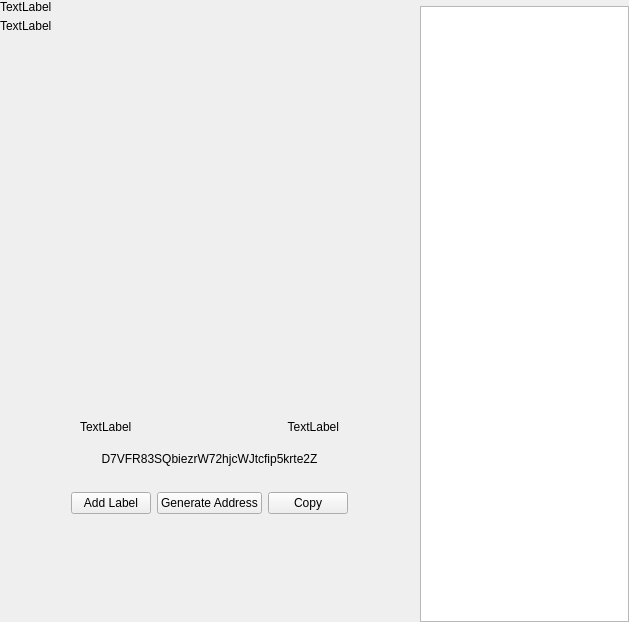
VitaeTeam/Vitae, file src/qt/vitae/forms/receivewidget.ui: the form before one commit.
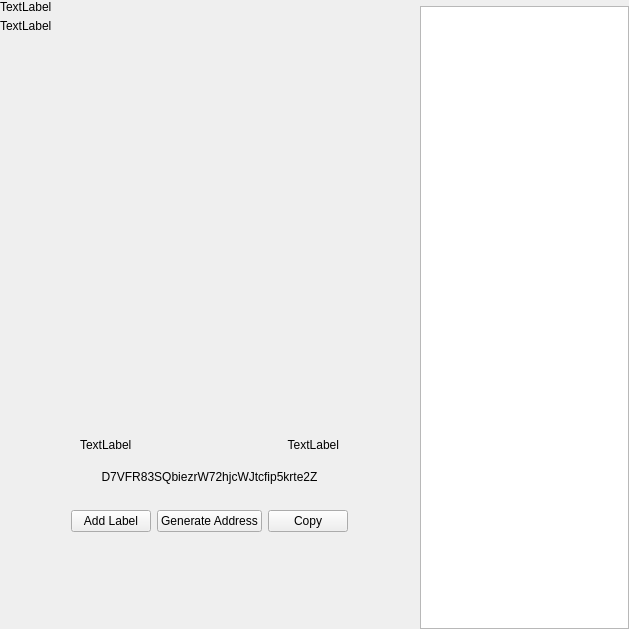
The form after the commit. Custom widgets are drawn as their Qt base class.

Commit message: Receive error fixed

What changed in the file:
```diff
--- a/src/qt/vitae/forms/receivewidget.ui
+++ b/src/qt/vitae/forms/receivewidget.ui
@@ -7,7 +7,7 @@
     <x>0</x>
     <y>0</y>
     <width>629</width>
-    <height>622</height>
+    <height>629</height>
    </rect>
   </property>
   <property name="minimumSize">
@@ -105,7 +105,7 @@
            <enum>Qt::Vertical</enum>
           </property>
           <property name="sizeType">
-           <enum>QSizePolicy::Fixed</enum>
+           <enum>QSizePolicy::Expanding</enum>
           </property>
           <property name="sizeHint" stdset="0">
            <size>
@@ -283,7 +283,7 @@
               <enum>Qt::Vertical</enum>
              </property>
              <property name="sizeType">
-              <enum>QSizePolicy::Fixed</enum>
+              <enum>QSizePolicy::Expanding</enum>
              </property>
              <property name="sizeHint" stdset="0">
               <size>
```
Left out of the diff: 3 changed lines with no effect on the pictures.
